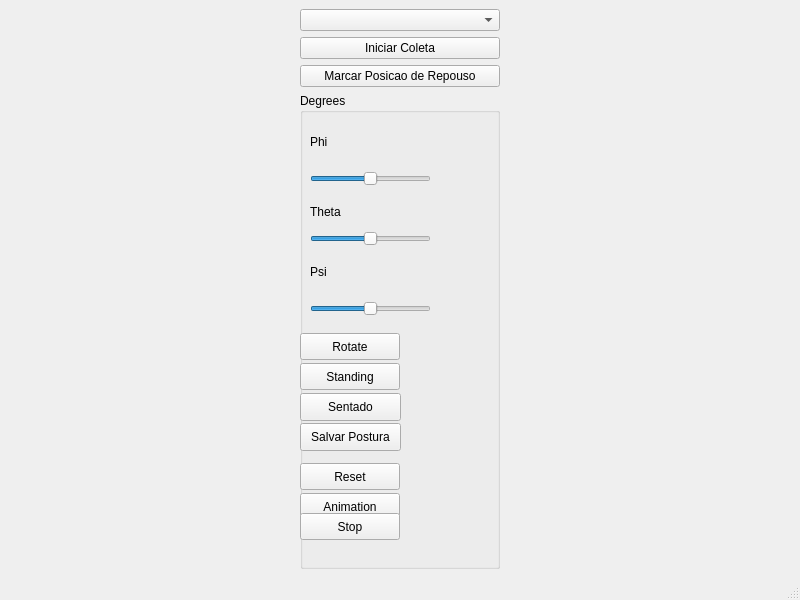
First picture: the form in Software/Python Framework/gui/mainwindow.ui, repository italogsfernandes/rastreamento-inercial, before the edit.
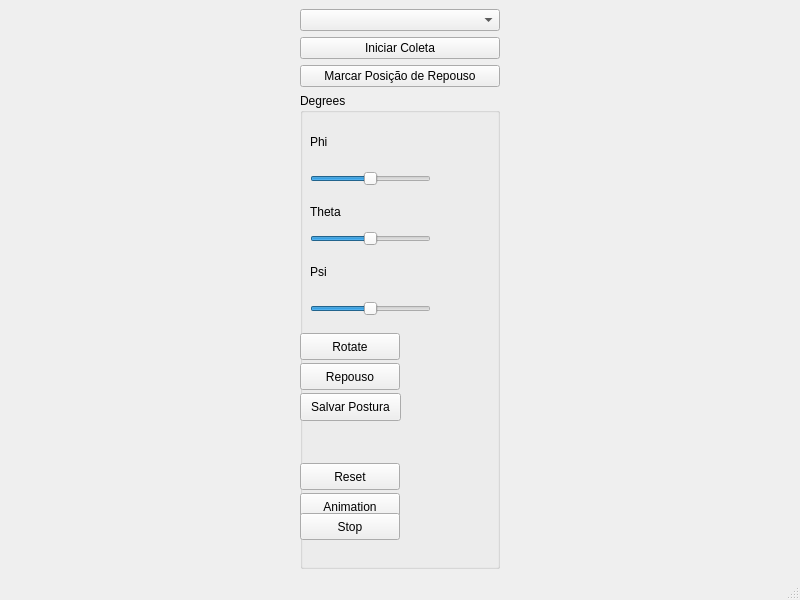
Second picture: the form after the edit.

Commit message: interface funcionando

```diff
--- a/Software/Python Framework/gui/mainwindow.ui
+++ b/Software/Python Framework/gui/mainwindow.ui
@@ -37,7 +37,7 @@
       <item>
        <widget class="QPushButton" name="btnMarcar">
         <property name="text">
-         <string>Marcar Posicao de Repouso</string>
+         <string>Marcar Posição de Repouso</string>
         </property>
        </widget>
       </item>
@@ -205,7 +205,7 @@
           </size>
          </property>
          <property name="text">
-          <string>Standing</string>
+          <string>Repouso</string>
          </property>
         </widget>
         <widget class="QPushButton" name="btnAnimation">
@@ -246,24 +246,11 @@
           <string>Stop</string>
          </property>
         </widget>
-        <widget class="QPushButton" name="btnSentado">
-         <property name="geometry">
-          <rect>
-           <x>0</x>
-           <y>300</y>
-           <width>101</width>
-           <height>28</height>
-          </rect>
-         </property>
-         <property name="text">
-          <string>Sentado</string>
-         </property>
-        </widget>
         <widget class="QPushButton" name="btnSavePostura">
          <property name="geometry">
           <rect>
            <x>0</x>
-           <y>330</y>
+           <y>300</y>
            <width>101</width>
            <height>28</height>
           </rect>
```
The commit also changes 3 other files.
